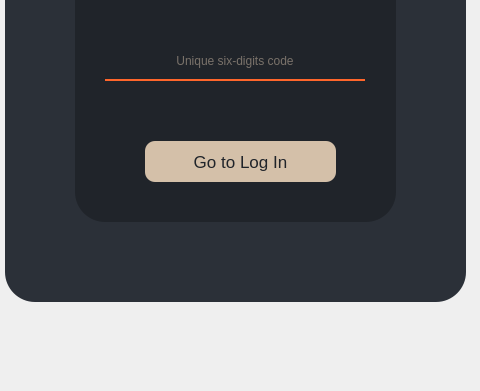
Above: GUI/ui_files/otp.ui from Dziomek/kasta-virtual-assistant before the change; both pictures show x 295 to 775 and y 339 to 730 of the 1050 by 730 pixel window. Below: the same form after it.
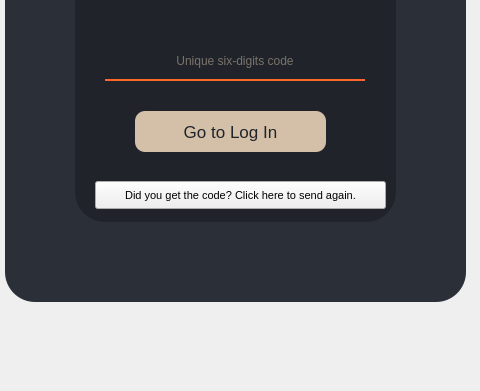
That is the form after the change.

What changed in the file:
```diff
--- a/GUI/ui_files/otp.ui
+++ b/GUI/ui_files/otp.ui
@@ -113,8 +113,8 @@
    <widget class="QPushButton" name="loginButton">
     <property name="geometry">
      <rect>
-      <x>360</x>
-      <y>410</y>
+      <x>350</x>
+      <y>380</y>
       <width>191</width>
       <height>41</height>
      </rect>
@@ -171,6 +171,67 @@
      <set>Qt::AlignCenter</set>
     </property>
    </widget>
+   <widget class="QPushButton" name="sendAgainButton">
+    <property name="geometry">
+     <rect>
+      <x>310</x>
+      <y>450</y>
+      <width>291</width>
+      <height>28</height>
+     </rect>
+    </property>
+    <property name="font">
+     <font>
+      <family>Segoe UI</family>
+      <pointsize>8</pointsize>
+     </font>
+    </property>
+    <property name="layoutDirection">
+     <enum>Qt::RightToLeft</enum>
+    </property>
+    <property name="styleSheet">
+     <string notr="true">background-color: transparent;
+color: rgb(212, 192, 169);
+
+QPushButton{
+background-color:  transparent;
+color: rgb(212, 192, 169);
+border-radius: 10px;
+}
+QPushButton:hover{
+background-color: #c40808;
+}
+
+QPushButton:pressed{
+padding-left: 5px;
+padding-right: 5px;
+background-position: calc(100% - 10px)center;
+background-color: #ff662b;;
+}</string>
+    </property>
+    <property name="text">
+     <string>Did you get the code? Click here to send again.</string>
+    </property>
+   </widget>
+   <widget class="QLabel" name="infoLabel">
+    <property name="geometry">
+     <rect>
+      <x>300</x>
+      <y>250</y>
+      <width>301</width>
+      <height>20</height>
+     </rect>
+    </property>
+    <property name="styleSheet">
+     <string notr="true">color: red;</string>
+    </property>
+    <property name="text">
+     <string>&lt;html&gt;&lt;head/&gt;&lt;body&gt;&lt;p&gt;&lt;br/&gt;&lt;/p&gt;&lt;/body&gt;&lt;/html&gt;</string>
+    </property>
+    <property name="alignment">
+     <set>Qt::AlignCenter</set>
+    </property>
+   </widget>
   </widget>
  </widget>
  <resources/>
```
